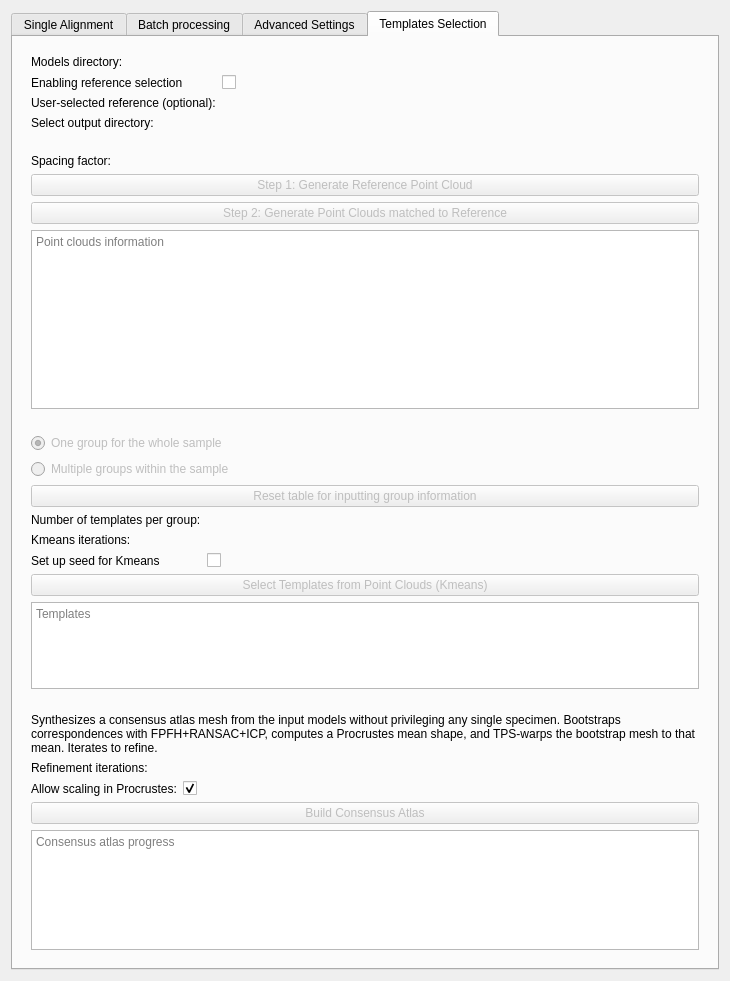
SlicerMorph/SlicerMorph, file ALPACA/Resources/UI/ALPACA.ui: the form before one commit.
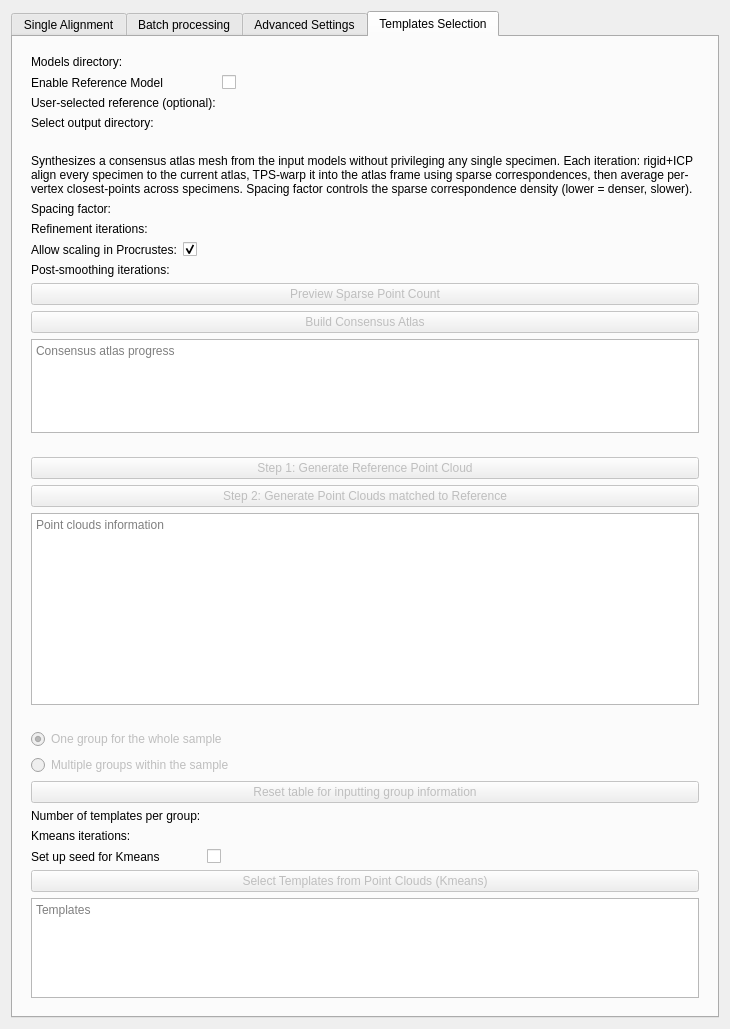
The form after the commit. The open tabs and pages were chosen to show the change. Custom widgets are drawn as their Qt base class.

Commit message: ALPACA: consensus atlas - dense averaging, Preview button, post-processing

```diff
--- a/ALPACA/Resources/UI/ALPACA.ui
+++ b/ALPACA/Resources/UI/ALPACA.ui
@@ -1094,7 +1094,7 @@
           <item row="1" column="0">
            <widget class="QLabel" name="selectRefCheckBoxLabel">
             <property name="text">
-             <string>Enabling reference selection</string>
+             <string>Enable Reference Model</string>
             </property>
            </widget>
           </item>
@@ -1151,22 +1151,32 @@
         </widget>
        </item>
        <item>
-        <widget class="ctkCollapsibleButton" name="downMatchingPCDWidget" native="true">
+        <widget class="ctkCollapsibleButton" name="consensusAtlasWidget" native="true">
          <property name="text" stdset="0">
-          <string>Point Cloud Generation</string>
+          <string>Consensus Atlas Construction (bias-free)</string>
          </property>
          <property name="collapsed" stdset="0">
           <bool>false</bool>
          </property>
-         <layout class="QFormLayout" name="downMatchingPCDWidgetLayout">
-          <item row="0" column="0">
-           <widget class="QLabel" name="spacingFactorLabel">
+         <layout class="QFormLayout" name="consensusAtlasWidgetLayout">
+          <item row="0" column="0" colspan="2">
+           <widget class="QLabel" name="consensusInfoLabel">
+            <property name="wordWrap">
+             <bool>true</bool>
+            </property>
+            <property name="text">
+             <string>Synthesizes a consensus atlas mesh from the input models without privileging any single specimen. Each iteration: rigid+ICP align every specimen to the current atlas, TPS-warp it into the atlas frame using sparse correspondences, then average per-vertex closest-points across specimens. Spacing factor controls the sparse correspondence density (lower = denser, slower).</string>
+            </property>
+           </widget>
+          </item>
+          <item row="1" column="0">
+           <widget class="QLabel" name="consensusSpacingLabel">
             <property name="text">
              <string>Spacing factor:</string>
             </property>
            </widget>
           </item>
-          <item row="0" column="1">
+          <item row="1" column="1">
            <widget class="ctkSliderWidget" name="spacingFactorSlider" native="true">
             <property name="toolTip">
              <string>Setting up spacing factor for downsampling the original pointclouds. Moving right (decreasing spacing factor) will result in sparser point clouds. Moving left (increasing spacing factor) will result in denser point clouds.</string>
@@ -1185,6 +1195,135 @@
             </property>
            </widget>
           </item>
+          <item row="2" column="0">
+           <widget class="QLabel" name="consensusIterationsLabel">
+            <property name="text">
+             <string>Refinement iterations:</string>
+            </property>
+           </widget>
+          </item>
+          <item row="2" column="1">
+           <widget class="ctkDoubleSpinBox" name="consensusIterations" native="true">
+            <property name="toolTip">
+             <string>Number of consensus refinement iterations. 2-3 typically suffices.</string>
+            </property>
+            <property name="decimals" stdset="0">
+             <number>0</number>
+            </property>
+            <property name="minimum" stdset="0">
+             <double>1.000000000000000</double>
+            </property>
+            <property name="maximum" stdset="0">
+             <double>10.000000000000000</double>
+            </property>
+            <property name="value" stdset="0">
+             <double>2.000000000000000</double>
+            </property>
+           </widget>
+          </item>
+          <item row="3" column="0">
+           <widget class="QLabel" name="consensusScalingLabel">
+            <property name="text">
+             <string>Allow scaling in Procrustes:</string>
+            </property>
+           </widget>
+          </item>
+          <item row="3" column="1">
+           <widget class="QCheckBox" name="consensusScalingCheckBox">
+            <property name="toolTip">
+             <string>Normalize each configuration to unit centroid size during Procrustes alignment. Recommended unless absolute scale is biologically meaningful.</string>
+            </property>
+            <property name="checked">
+             <bool>true</bool>
+            </property>
+           </widget>
+          </item>
+          <item row="4" column="0">
+           <widget class="QLabel" name="smoothingIterationsLabel">
+            <property name="text">
+             <string>Post-smoothing iterations:</string>
+            </property>
+           </widget>
+          </item>
+          <item row="4" column="1">
+           <widget class="ctkDoubleSpinBox" name="smoothingIterations" native="true">
+            <property name="toolTip">
+             <string>Taubin (volume-preserving) smoothing iterations applied to the final consensus atlas mesh. 0 disables smoothing. 20-30 typically removes high-frequency pitting from outlier correspondences.</string>
+            </property>
+            <property name="decimals" stdset="0">
+             <number>0</number>
+            </property>
+            <property name="minimum" stdset="0">
+             <double>0.000000000000000</double>
+            </property>
+            <property name="maximum" stdset="0">
+             <double>200.000000000000000</double>
+            </property>
+            <property name="value" stdset="0">
+             <double>20.000000000000000</double>
+            </property>
+           </widget>
+          </item>
+          <item row="5" column="0" colspan="2">
+           <widget class="QPushButton" name="previewDensityButton">
+            <property name="enabled">
+             <bool>false</bool>
+            </property>
+            <property name="toolTip">
+             <string>Subsample the selected reference (or first input model if none chosen) at the current Spacing factor and report the resulting point count, without changing any state.</string>
+            </property>
+            <property name="text">
+             <string>Preview Sparse Point Count</string>
+            </property>
+           </widget>
+          </item>
+          <item row="6" column="0" colspan="2">
+           <widget class="QPushButton" name="buildConsensusAtlasButton">
+            <property name="enabled">
+             <bool>false</bool>
+            </property>
+            <property name="toolTip">
+             <string>Build a bias-free consensus atlas mesh from the input models. Output is written to the selected output directory as consensus_atlas.ply.</string>
+            </property>
+            <property name="text">
+             <string>Build Consensus Atlas</string>
+            </property>
+           </widget>
+          </item>
+          <item row="7" column="0" colspan="2">
+           <widget class="QPlainTextEdit" name="consensusInfo">
+            <property name="sizePolicy">
+             <sizepolicy hsizetype="Preferred" vsizetype="MinimumExpanding">
+              <horstretch>0</horstretch>
+              <verstretch>0</verstretch>
+             </sizepolicy>
+            </property>
+            <property name="maximumSize">
+             <size>
+              <width>16777215</width>
+              <height>120</height>
+             </size>
+            </property>
+            <property name="readOnly">
+             <bool>true</bool>
+            </property>
+            <property name="placeholderText">
+             <string>Consensus atlas progress</string>
+            </property>
+           </widget>
+          </item>
+         </layout>
+        </widget>
+       </item>
+       <item>
+        <widget class="ctkCollapsibleButton" name="downMatchingPCDWidget" native="true">
+         <property name="text" stdset="0">
+          <string>Point Cloud Generation</string>
+         </property>
+         <property name="collapsed" stdset="0">
+          <bool>false</bool>
+         </property>
+         <layout class="QFormLayout" name="downMatchingPCDWidgetLayout">
           <item row="1" column="0" colspan="2">
            <widget class="QPushButton" name="downReferenceButton">
             <property name="enabled">
@@ -1376,106 +1515,6 @@
          </layout>
         </widget>
        </item>
-       <item>
-        <widget class="ctkCollapsibleButton" name="consensusAtlasWidget" native="true">
-         <property name="text" stdset="0">
-          <string>Consensus Atlas Construction (bias-free)</string>
-         </property>
-         <property name="collapsed" stdset="0">
-          <bool>false</bool>
-         </property>
-         <layout class="QFormLayout" name="consensusAtlasWidgetLayout">
-          <item row="0" column="0" colspan="2">
-           <widget class="QLabel" name="consensusInfoLabel">
-            <property name="wordWrap">
-             <bool>true</bool>
-            </property>
-            <property name="text">
-             <string>Synthesizes a consensus atlas mesh from the input models without privileging any single specimen. Bootstraps correspondences with FPFH+RANSAC+ICP, computes a Procrustes mean shape, and TPS-warps the bootstrap mesh to that mean. Iterates to refine.</string>
-            </property>
-           </widget>
-          </item>
-          <item row="1" column="0">
-           <widget class="QLabel" name="consensusIterationsLabel">
-            <property name="text">
-             <string>Refinement iterations:</string>
-            </property>
-           </widget>
-          </item>
-          <item row="1" column="1">
-           <widget class="ctkDoubleSpinBox" name="consensusIterations" native="true">
-            <property name="toolTip">
-             <string>Number of consensus refinement iterations. 2-3 typically suffices.</string>
-            </property>
-            <property name="decimals" stdset="0">
-             <number>0</number>
-            </property>
-            <property name="minimum" stdset="0">
-             <double>1.000000000000000</double>
-            </property>
-            <property name="maximum" stdset="0">
-             <double>10.000000000000000</double>
-            </property>
-            <property name="value" stdset="0">
-             <double>3.000000000000000</double>
-            </property>
-           </widget>
-          </item>
-          <item row="2" column="0">
-           <widget class="QLabel" name="consensusScalingLabel">
-            <property name="text">
-             <string>Allow scaling in Procrustes:</string>
-            </property>
-           </widget>
-          </item>
-          <item row="2" column="1">
-           <widget class="QCheckBox" name="consensusScalingCheckBox">
-            <property name="toolTip">
-             <string>Normalize each configuration to unit centroid size during Procrustes alignment. Recommended unless absolute scale is biologically meaningful.</string>
-            </property>
-            <property name="checked">
-             <bool>true</bool>
-            </property>
-           </widget>
-          </item>
-          <item row="3" column="0" colspan="2">
-           <widget class="QPushButton" name="buildConsensusAtlasButton">
-            <property name="enabled">
-             <bool>false</bool>
-            </property>
-            <property name="toolTip">
-             <string>Build a bias-free consensus atlas mesh from the input models. Output is written to the selected output directory as consensus_atlas.ply.</string>
-            </property>
-            <property name="text">
-             <string>Build Consensus Atlas</string>
-            </property>
-           </widget>
-          </item>
-          <item row="4" column="0" colspan="2">
-           <widget class="QPlainTextEdit" name="consensusInfo">
-            <property name="sizePolicy">
-             <sizepolicy hsizetype="Preferred" vsizetype="MinimumExpanding">
-              <horstretch>0</horstretch>
-              <verstretch>0</verstretch>
-             </sizepolicy>
-            </property>
-            <property name="maximumSize">
-             <size>
-              <width>16777215</width>
-              <height>120</height>
-             </size>
-            </property>
-            <property name="readOnly">
-             <bool>true</bool>
-            </property>
-            <property name="placeholderText">
-             <string>Consensus atlas progress</string>
-            </property>
-           </widget>
-          </item>
-         </layout>
-        </widget>
-       </item>
       </layout>
      </widget>
     </widget>
```
Left out of the diff: 2 changed lines with no effect on the pictures. The commit also changes 1 other file.
